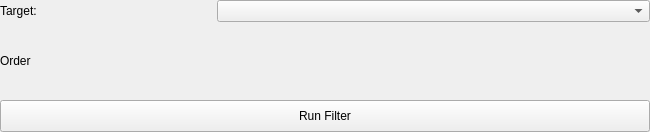
Before: the Qt Designer form src/Interface/ToolInterface/OtsuThresholdFilterInterface.ui in SCIInstitute/Seg3D, drawn with Qt 5.
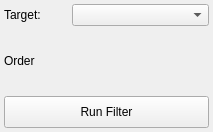
After: the same form once the commit is applied.

```diff
--- a/src/Interface/ToolInterface/OtsuThresholdFilterInterface.ui
+++ b/src/Interface/ToolInterface/OtsuThresholdFilterInterface.ui
@@ -6,7 +6,7 @@
    <rect>
     <x>0</x>
     <y>0</y>
-    <width>650</width>
+    <width>213</width>
     <height>132</height>
    </rect>
   </property>
@@ -42,7 +42,7 @@
     <number>0</number>
    </property>
    <property name="margin">
-    <number>0</number>
+    <number>4</number>
    </property>
    <item>
     <layout class="QHBoxLayout" name="activeHLayout" stretch="1,2">
```
